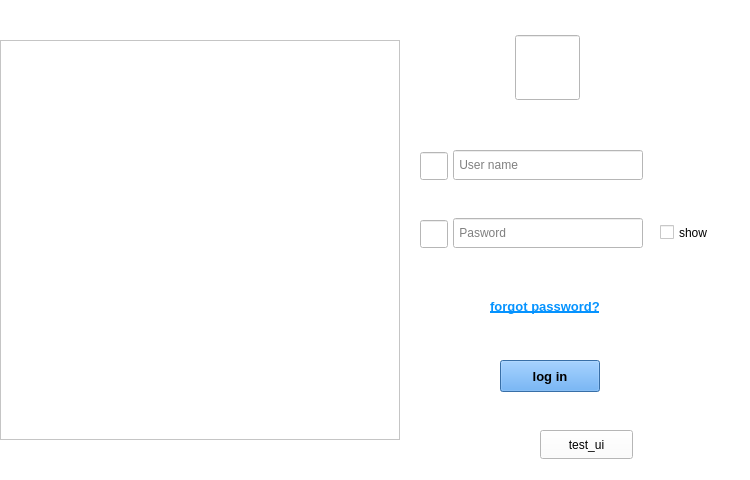
Old version of the form jamin-gram/main_login.ui in the repository raminLgh/jamin-gram.
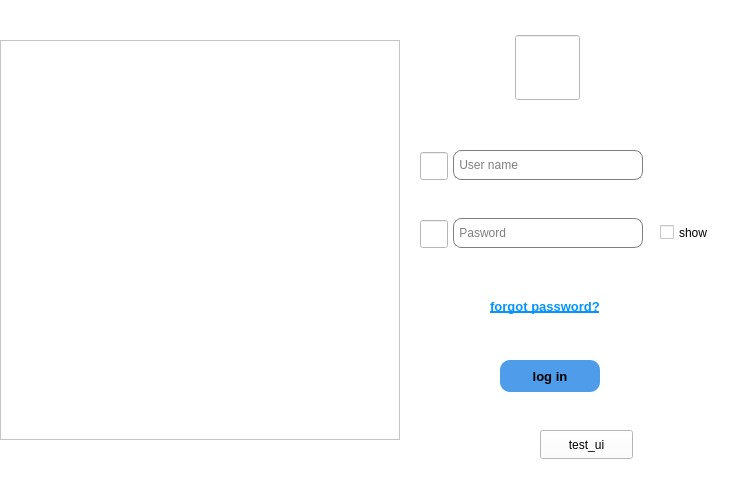
New version of the form. Icons and pictures are not drawn.

Commit message: some change on Form file (change LineEdit&PushButton)

Diff of the .ui file:
```diff
--- a/jamin-gram/main_login.ui
+++ b/jamin-gram/main_login.ui
@@ -86,6 +86,15 @@
     <property name="statusTip">
      <string/>
     </property>
+    <property name="styleSheet">
+     <string notr="true">QLineEdit{
+border:1px solid gray;
+border-radius:8px;
+}
+QLineEdit:focus{
+border:1px solid #03dac6;
+}</string>
+    </property>
     <property name="placeholderText">
      <string> User name</string>
     </property>
@@ -121,6 +130,15 @@
     <property name="statusTip">
      <string/>
     </property>
+    <property name="styleSheet">
+     <string notr="true">QLineEdit{
+border:1px solid gray;
+border-radius:8px;
+}
+QLineEdit:focus{
+border:1px solid #03dac6;
+}</string>
+    </property>
     <property name="echoMode">
      <enum>QLineEdit::Password</enum>
     </property>
@@ -158,11 +176,13 @@
     <property name="font">
      <font>
       <pointsize>10</pointsize>
+      <weight>75</weight>
       <bold>true</bold>
      </font>
     </property>
     <property name="styleSheet">
-     <string notr="true">background-color: rgb(78, 156, 234);</string>
+     <string notr="true">background-color: rgb(78, 156, 234);
+border-radius:10px;</string>
     </property>
     <property name="text">
      <string>log in</string>
```
Left out of the diff: 1 changed line with no effect on the pictures. The commit also changes 10 other files.
